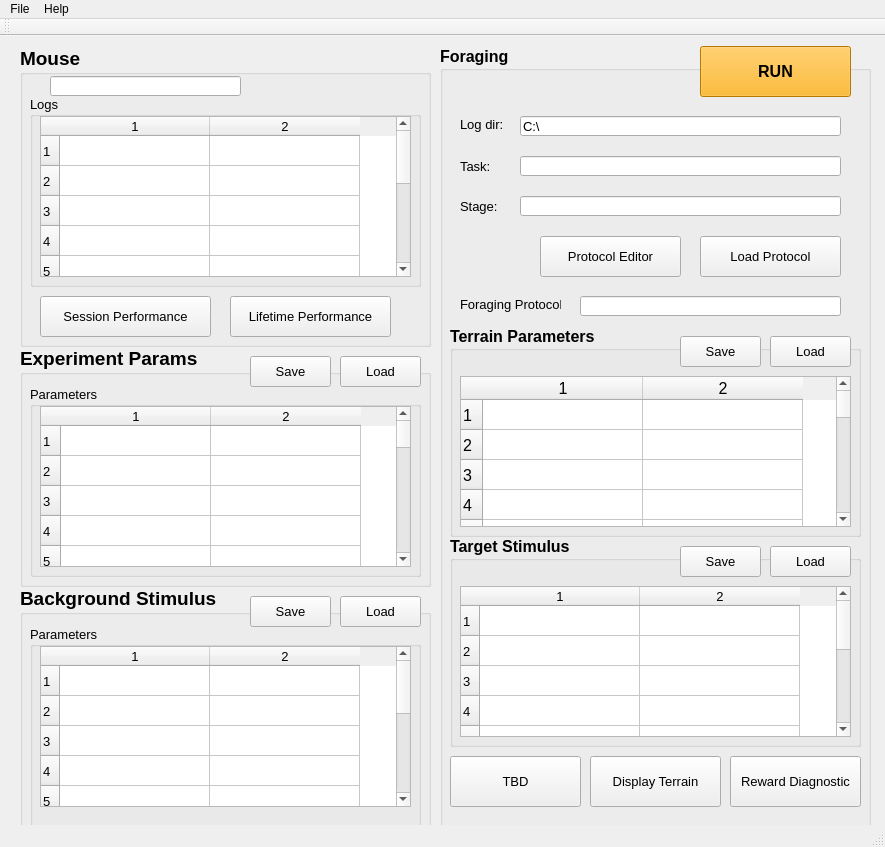
Before: the Qt Designer form ForagingGui/mainwindow.ui in neuromind81/aibs, drawn with Qt 5.
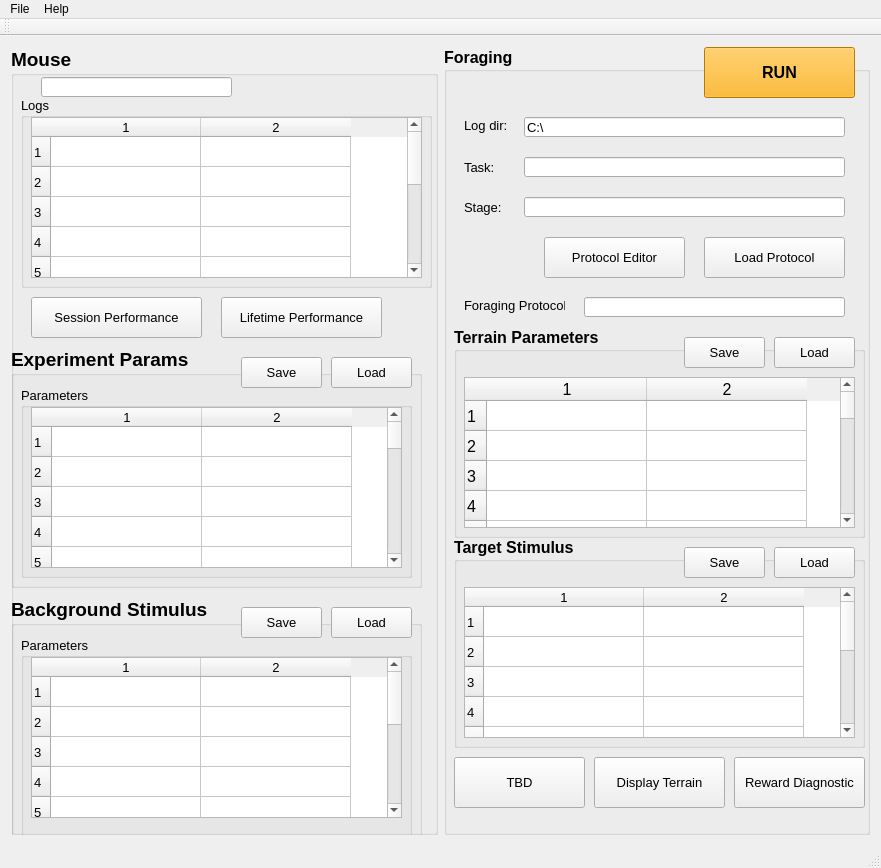
After: the same form once the commit is applied.

Diff of the .ui file:
```diff
--- a/ForagingGui/mainwindow.ui
+++ b/ForagingGui/mainwindow.ui
@@ -6,23 +6,17 @@
    <rect>
     <x>0</x>
     <y>0</y>
-    <width>885</width>
-    <height>847</height>
+    <width>881</width>
+    <height>868</height>
    </rect>
   </property>
   <property name="windowTitle">
    <string>Foraging</string>
   </property>
   <widget class="QWidget" name="centralWidget">
+   <layout class="QGridLayout" name="gridLayout">
+    <item row="0" column="0">
    <widget class="QGroupBox" name="groupBox_mouse">
-    <property name="geometry">
-     <rect>
-      <x>20</x>
-      <y>10</y>
-      <width>411</width>
-      <height>301</height>
-     </rect>
-    </property>
     <property name="font">
      <font>
       <pointsize>14</pointsize>
@@ -48,52 +42,12 @@
       </font>
      </property>
     </widget>
-    <widget class="QPushButton" name="pushButton_sessionPerformance">
-     <property name="geometry">
-      <rect>
-       <x>20</x>
-       <y>250</y>
-       <width>171</width>
-       <height>41</height>
-      </rect>
-     </property>
-     <property name="font">
-      <font>
-       <pointsize>10</pointsize>
-       <weight>50</weight>
-       <bold>false</bold>
-      </font>
-     </property>
-     <property name="text">
-      <string>Session Performance</string>
-     </property>
-    </widget>
-    <widget class="QPushButton" name="pushButton_lifetimePerformance">
-     <property name="geometry">
-      <rect>
-       <x>210</x>
-       <y>250</y>
-       <width>161</width>
-       <height>41</height>
-      </rect>
-     </property>
-     <property name="font">
-      <font>
-       <pointsize>10</pointsize>
-       <weight>50</weight>
-       <bold>false</bold>
-      </font>
-     </property>
-     <property name="text">
-      <string>Lifetime Performance</string>
-     </property>
-    </widget>
     <widget class="QGroupBox" name="groupBox_4">
      <property name="geometry">
       <rect>
        <x>10</x>
        <y>50</y>
-       <width>391</width>
+         <width>411</width>
        <height>191</height>
       </rect>
      </property>
@@ -112,7 +66,7 @@
        <rect>
         <x>10</x>
         <y>20</y>
-        <width>371</width>
+          <width>391</width>
         <height>161</height>
        </rect>
       </property>
@@ -152,15 +106,50 @@
       <column/>
      </widget>
     </widget>
-    <zorder>groupBox_4</zorder>
-    <zorder>lineEdit_mouseid</zorder>
-    <zorder>pushButton_sessionPerformance</zorder>
-    <zorder>pushButton_lifetimePerformance</zorder>
+      <widget class="QPushButton" name="pushButton_sessionPerformance">
+       <property name="geometry">
+        <rect>
+         <x>20</x>
+         <y>250</y>
+         <width>171</width>
+         <height>41</height>
+        </rect>
+       </property>
+       <property name="font">
+        <font>
+         <pointsize>10</pointsize>
+         <weight>50</weight>
+         <bold>false</bold>
+        </font>
+       </property>
+       <property name="text">
+        <string>Session Performance</string>
+       </property>
+      </widget>
+      <widget class="QPushButton" name="pushButton_lifetimePerformance">
+       <property name="geometry">
+        <rect>
+         <x>210</x>
+         <y>250</y>
+         <width>161</width>
+         <height>41</height>
+        </rect>
+       </property>
+       <property name="font">
+        <font>
+         <pointsize>10</pointsize>
+         <weight>50</weight>
+         <bold>false</bold>
+        </font>
+       </property>
+       <property name="text">
+        <string>Lifetime Performance</string>
+       </property>
    </widget>
    <widget class="QGroupBox" name="groupBox_BGStimulus">
     <property name="geometry">
      <rect>
-      <x>20</x>
+         <x>0</x>
       <y>550</y>
       <width>411</width>
       <height>251</height>
@@ -278,15 +267,147 @@
     <zorder>pushButton_loadBGStimulus</zorder>
     <zorder>pushButton_saveBGStimulus</zorder>
    </widget>
+      <widget class="QGroupBox" name="groupBox_experiment">
+       <property name="geometry">
+        <rect>
+         <x>0</x>
+         <y>300</y>
+         <width>411</width>
+         <height>241</height>
+        </rect>
+       </property>
+       <property name="font">
+        <font>
+         <pointsize>14</pointsize>
+         <weight>75</weight>
+         <bold>true</bold>
+        </font>
+       </property>
+       <property name="title">
+        <string>Experiment Params</string>
+       </property>
+       <widget class="QPushButton" name="pushButton_loadExperiment">
+        <property name="geometry">
+         <rect>
+          <x>320</x>
+          <y>10</y>
+          <width>81</width>
+          <height>31</height>
+         </rect>
+        </property>
+        <property name="font">
+         <font>
+          <pointsize>10</pointsize>
+          <weight>50</weight>
+          <bold>false</bold>
+         </font>
+        </property>
+        <property name="text">
+         <string>Load</string>
+        </property>
+       </widget>
+       <widget class="QGroupBox" name="groupBox_5">
+        <property name="geometry">
+         <rect>
+          <x>10</x>
+          <y>40</y>
+          <width>391</width>
+          <height>191</height>
+         </rect>
+        </property>
+        <property name="font">
+         <font>
+          <pointsize>10</pointsize>
+          <weight>50</weight>
+          <bold>false</bold>
+         </font>
+        </property>
+        <property name="title">
+         <string>Parameters</string>
+        </property>
+        <widget class="QTableWidget" name="tableWidget_experiment">
+         <property name="geometry">
+          <rect>
+           <x>10</x>
+           <y>20</y>
+           <width>371</width>
+           <height>161</height>
+          </rect>
+         </property>
+         <property name="font">
+          <font>
+           <pointsize>10</pointsize>
+           <weight>50</weight>
+           <bold>false</bold>
+          </font>
+         </property>
+         <property name="rowCount">
+          <number>20</number>
+         </property>
+         <property name="columnCount">
+          <number>2</number>
+         </property>
+         <attribute name="horizontalHeaderDefaultSectionSize">
+          <number>150</number>
+         </attribute>
+         <row/>
+         <row/>
+         <row/>
+         <row/>
+         <row/>
+         <row/>
+         <row/>
+         <row/>
+         <row/>
+         <row/>
+         <row/>
+         <row/>
+         <row/>
+         <row/>
+         <row/>
+         <row/>
+         <row/>
+         <row/>
+         <row/>
+         <row/>
+         <column/>
+         <column/>
+        </widget>
+       </widget>
+       <widget class="QPushButton" name="pushButton_saveExperiment">
+        <property name="geometry">
+         <rect>
+          <x>230</x>
+          <y>10</y>
+          <width>81</width>
+          <height>31</height>
+         </rect>
+        </property>
+        <property name="font">
+         <font>
+          <pointsize>10</pointsize>
+          <weight>50</weight>
+          <bold>false</bold>
+         </font>
+        </property>
+        <property name="text">
+         <string>Save</string>
+        </property>
+       </widget>
+       <zorder>groupBox_5</zorder>
+       <zorder>pushButton_loadExperiment</zorder>
+       <zorder>pushButton_saveExperiment</zorder>
+      </widget>
+      <zorder>groupBox_4</zorder>
+      <zorder>lineEdit_mouseid</zorder>
+      <zorder>pushButton_sessionPerformance</zorder>
+      <zorder>pushButton_lifetimePerformance</zorder>
+      <zorder>groupBox_BGStimulus</zorder>
+      <zorder>groupBox_experiment</zorder>
+     </widget>
+    </item>
+    <item row="0" column="1">
    <widget class="QGroupBox" name="groupBox_foraging">
-    <property name="geometry">
-     <rect>
-      <x>440</x>
-      <y>10</y>
-      <width>431</width>
-      <height>781</height>
-     </rect>
-    </property>
     <property name="font">
      <font>
       <pointsize>12</pointsize>
@@ -793,148 +914,15 @@
     <zorder>pushButton_rewardDiagnostic</zorder>
     <zorder>pushButton_TBD</zorder>
    </widget>
-   <widget class="QGroupBox" name="groupBox_experiment">
-    <property name="geometry">
-     <rect>
-      <x>20</x>
-      <y>310</y>
-      <width>411</width>
-      <height>241</height>
-     </rect>
-    </property>
-    <property name="font">
-     <font>
-      <pointsize>14</pointsize>
-      <weight>75</weight>
-      <bold>true</bold>
-     </font>
-    </property>
-    <property name="title">
-     <string>Experiment Params</string>
-    </property>
-    <widget class="QPushButton" name="pushButton_loadExperiment">
-     <property name="geometry">
-      <rect>
-       <x>320</x>
-       <y>10</y>
-       <width>81</width>
-       <height>31</height>
-      </rect>
-     </property>
-     <property name="font">
-      <font>
-       <pointsize>10</pointsize>
-       <weight>50</weight>
-       <bold>false</bold>
-      </font>
-     </property>
-     <property name="text">
-      <string>Load</string>
-     </property>
-    </widget>
-    <widget class="QGroupBox" name="groupBox_5">
-     <property name="geometry">
-      <rect>
-       <x>10</x>
-       <y>40</y>
-       <width>391</width>
-       <height>191</height>
-      </rect>
-     </property>
-     <property name="font">
-      <font>
-       <pointsize>10</pointsize>
-       <weight>50</weight>
-       <bold>false</bold>
-      </font>
-     </property>
-     <property name="title">
-      <string>Parameters</string>
-     </property>
-     <widget class="QTableWidget" name="tableWidget_experiment">
-      <property name="geometry">
-       <rect>
-        <x>10</x>
-        <y>20</y>
-        <width>371</width>
-        <height>161</height>
-       </rect>
-      </property>
-      <property name="font">
-       <font>
-        <pointsize>10</pointsize>
-        <weight>50</weight>
-        <bold>false</bold>
-       </font>
-      </property>
-      <property name="rowCount">
-       <number>20</number>
-      </property>
-      <property name="columnCount">
-       <number>2</number>
-      </property>
-      <attribute name="horizontalHeaderDefaultSectionSize">
-       <number>150</number>
-      </attribute>
-      <row/>
-      <row/>
-      <row/>
-      <row/>
-      <row/>
-      <row/>
-      <row/>
-      <row/>
-      <row/>
-      <row/>
-      <row/>
-      <row/>
-      <row/>
-      <row/>
-      <row/>
-      <row/>
-      <row/>
-      <row/>
-      <row/>
-      <row/>
-      <column/>
-      <column/>
-     </widget>
-    </widget>
-    <widget class="QPushButton" name="pushButton_saveExperiment">
-     <property name="geometry">
-      <rect>
-       <x>230</x>
-       <y>10</y>
-       <width>81</width>
-       <height>31</height>
-      </rect>
-     </property>
-     <property name="font">
-      <font>
-       <pointsize>10</pointsize>
-       <weight>50</weight>
-       <bold>false</bold>
-      </font>
-     </property>
-     <property name="text">
-      <string>Save</string>
-     </property>
-    </widget>
-    <zorder>groupBox_5</zorder>
-    <zorder>pushButton_loadExperiment</zorder>
-    <zorder>pushButton_saveExperiment</zorder>
-   </widget>
-   <zorder>groupBox_experiment</zorder>
-   <zorder>groupBox_BGStimulus</zorder>
-   <zorder>groupBox_mouse</zorder>
-   <zorder>groupBox_foraging</zorder>
+    </item>
+   </layout>
   </widget>
   <widget class="QMenuBar" name="menuBar">
    <property name="geometry">
     <rect>
      <x>0</x>
      <y>0</y>
-     <width>885</width>
+     <width>881</width>
      <height>21</height>
     </rect>
    </property>
```
Lines whose indentation alone changed are shown as unchanged.
